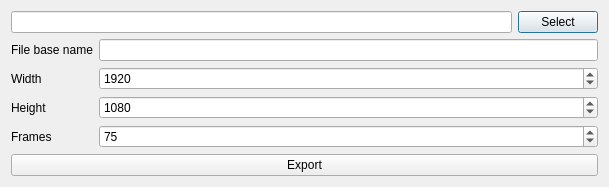
This is apps/viewer/ui/QDAFFDialogExport3DPlotImageSeries.ui in svn2github/opendaff as Qt 5 draws it before an edit. The edited form follows.
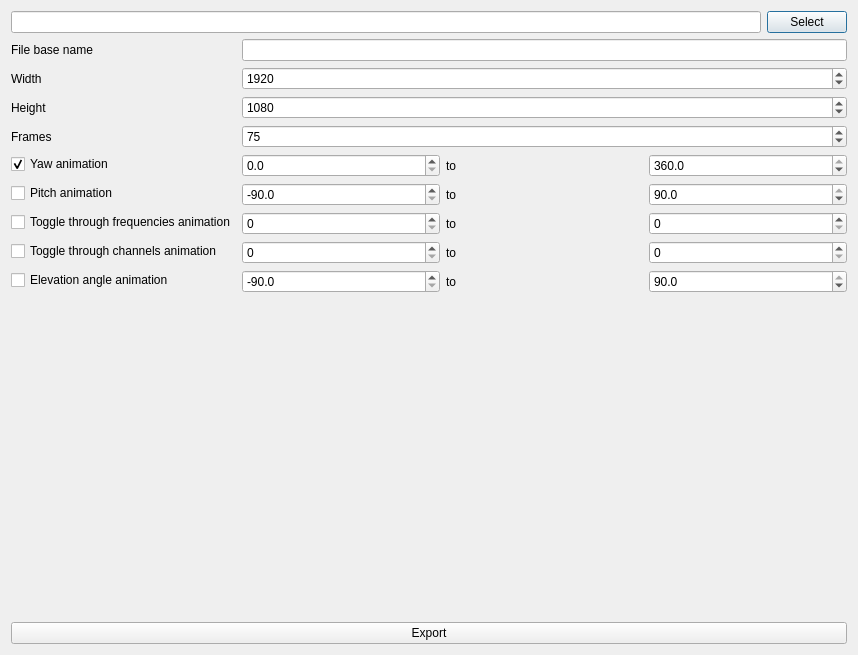
This is the edited form.

Commit message: General DAFF lib and DAFFViz lib improvements, moving spherical coordinate transform class into public interface, fixing test problems when linking dynamically, adding more image series config support in DAFFViewer UI.

```diff
--- a/apps/viewer/ui/QDAFFDialogExport3DPlotImageSeries.ui
+++ b/apps/viewer/ui/QDAFFDialogExport3DPlotImageSeries.ui
@@ -6,8 +6,8 @@
    <rect>
     <x>0</x>
     <y>0</y>
-    <width>609</width>
-    <height>144</height>
+    <width>858</width>
+    <height>655</height>
    </rect>
   </property>
   <property name="windowTitle">
@@ -132,6 +132,265 @@
        </property>
       </widget>
      </item>
+     <item row="4" column="0">
+      <widget class="QCheckBox" name="checkBox_yaw">
+       <property name="styleSheet">
+        <string notr="true">font: 12pt &quot;Calibri&quot;;</string>
+       </property>
+       <property name="text">
+        <string>Yaw animation</string>
+       </property>
+       <property name="checked">
+        <bool>true</bool>
+       </property>
+      </widget>
+     </item>
+     <item row="5" column="0">
+      <widget class="QCheckBox" name="checkBox_pitch">
+       <property name="styleSheet">
+        <string notr="true">font: 12pt &quot;Calibri&quot;;</string>
+       </property>
+       <property name="text">
+        <string>Pitch animation</string>
+       </property>
+      </widget>
+     </item>
+     <item row="6" column="0">
+      <widget class="QCheckBox" name="checkBox_frequencies">
+       <property name="styleSheet">
+        <string notr="true">font: 12pt &quot;Calibri&quot;;</string>
+       </property>
+       <property name="text">
+        <string>Toggle through frequencies animation</string>
+       </property>
+      </widget>
+     </item>
+     <item row="7" column="0">
+      <widget class="QCheckBox" name="checkBox_channels">
+       <property name="styleSheet">
+        <string notr="true">font: 12pt &quot;Calibri&quot;;</string>
+       </property>
+       <property name="text">
+        <string>Toggle through channels animation</string>
+       </property>
+      </widget>
+     </item>
+     <item row="8" column="0">
+      <widget class="QCheckBox" name="checkBox_ele">
+       <property name="styleSheet">
+        <string notr="true">font: 12pt &quot;Calibri&quot;;</string>
+       </property>
+       <property name="text">
+        <string>Elevation angle animation</string>
+       </property>
+      </widget>
+     </item>
+     <item row="4" column="1">
+      <layout class="QHBoxLayout" name="horizontalLayout_2">
+       <item>
+        <widget class="QDoubleSpinBox" name="doubleSpinBox_AnimationYawStart">
+         <property name="styleSheet">
+          <string notr="true">font: 12pt &quot;Calibri&quot;;</string>
+         </property>
+         <property name="decimals">
+          <number>1</number>
+         </property>
+         <property name="maximum">
+          <double>180.000000000000000</double>
+         </property>
+        </widget>
+       </item>
+       <item>
+        <widget class="QLabel" name="label_2">
+         <property name="styleSheet">
+          <string notr="true">font: 12pt &quot;Calibri&quot;;</string>
+         </property>
+         <property name="text">
+          <string>to</string>
+         </property>
+        </widget>
+       </item>
+       <item>
+        <widget class="QDoubleSpinBox" name="doubleSpinBox_AnimationYawEnd">
+         <property name="styleSheet">
+          <string notr="true">font: 12pt &quot;Calibri&quot;;</string>
+         </property>
+         <property name="decimals">
+          <number>1</number>
+         </property>
+         <property name="maximum">
+          <double>360.000000000000000</double>
+         </property>
+         <property name="value">
+          <double>360.000000000000000</double>
+         </property>
+        </widget>
+       </item>
+      </layout>
+     </item>
+     <item row="5" column="1">
+      <layout class="QHBoxLayout" name="horizontalLayout_3">
+       <item>
+        <widget class="QDoubleSpinBox" name="doubleSpinBox_AnimationPitchStart">
+         <property name="styleSheet">
+          <string notr="true">font: 12pt &quot;Calibri&quot;;</string>
+         </property>
+         <property name="decimals">
+          <number>1</number>
+         </property>
+         <property name="minimum">
+          <double>-90.000000000000000</double>
+         </property>
+         <property name="maximum">
+          <double>90.000000000000000</double>
+         </property>
+         <property name="value">
+          <double>-90.000000000000000</double>
+         </property>
+        </widget>
+       </item>
+       <item>
+        <widget class="QLabel" name="label_3">
+         <property name="styleSheet">
+          <string notr="true">font: 12pt &quot;Calibri&quot;;</string>
+         </property>
+         <property name="text">
+          <string>to</string>
+         </property>
+        </widget>
+       </item>
+       <item>
+        <widget class="QDoubleSpinBox" name="doubleSpinBox_AnimationPitchEnd">
+         <property name="styleSheet">
+          <string notr="true">font: 12pt &quot;Calibri&quot;;</string>
+         </property>
+         <property name="decimals">
+          <number>1</number>
+         </property>
+         <property name="minimum">
+          <double>-90.000000000000000</double>
+         </property>
+         <property name="maximum">
+          <double>90.000000000000000</double>
+         </property>
+         <property name="value">
+          <double>90.000000000000000</double>
+         </property>
+        </widget>
+       </item>
+      </layout>
+     </item>
+     <item row="6" column="1">
+      <layout class="QHBoxLayout" name="horizontalLayout_4">
+       <item>
+        <widget class="QSpinBox" name="spinBox_AnimationFreqStartIndex">
+         <property name="styleSheet">
+          <string notr="true">font: 12pt &quot;Calibri&quot;;</string>
+         </property>
+        </widget>
+       </item>
+       <item>
+        <widget class="QLabel" name="label_4">
+         <property name="styleSheet">
+          <string notr="true">font: 12pt &quot;Calibri&quot;;</string>
+         </property>
+         <property name="text">
+          <string>to</string>
+         </property>
+        </widget>
+       </item>
+       <item>
+        <widget class="QSpinBox" name="spinBox_AnimationFreqEndIndex">
+         <property name="styleSheet">
+          <string notr="true">font: 12pt &quot;Calibri&quot;;</string>
+         </property>
+        </widget>
+       </item>
+      </layout>
+     </item>
+     <item row="7" column="1">
+      <layout class="QHBoxLayout" name="horizontalLayout_5">
+       <item>
+        <widget class="QSpinBox" name="spinBox_AnimationChannelStartIndex">
+         <property name="styleSheet">
+          <string notr="true">font: 12pt &quot;Calibri&quot;;</string>
+         </property>
+        </widget>
+       </item>
+       <item>
+        <widget class="QLabel" name="label_5">
+         <property name="styleSheet">
+          <string notr="true">font: 12pt &quot;Calibri&quot;;</string>
+         </property>
+         <property name="text">
+          <string>to</string>
+         </property>
+        </widget>
+       </item>
+       <item>
+        <widget class="QSpinBox" name="spinBox_AnimationChannelEndIndex">
+         <property name="styleSheet">
+          <string notr="true">font: 12pt &quot;Calibri&quot;;</string>
+         </property>
+        </widget>
+       </item>
+      </layout>
+     </item>
+     <item row="8" column="1">
+      <layout class="QHBoxLayout" name="horizontalLayout_6">
+       <item>
+        <widget class="QDoubleSpinBox" name="doubleSpinBox_AnimationEleStart">
+         <property name="styleSheet">
+          <string notr="true">font: 12pt &quot;Calibri&quot;;</string>
+         </property>
+         <property name="decimals">
+          <number>1</number>
+         </property>
+         <property name="minimum">
+          <double>-90.000000000000000</double>
+         </property>
+         <property name="maximum">
+          <double>90.000000000000000</double>
+         </property>
+         <property name="value">
+          <double>-90.000000000000000</double>
+         </property>
+        </widget>
+       </item>
+       <item>
+        <widget class="QLabel" name="label_6">
+         <property name="styleSheet">
+          <string notr="true">font: 12pt &quot;Calibri&quot;;</string>
+         </property>
+         <property name="text">
+          <string>to</string>
+         </property>
+        </widget>
+       </item>
+       <item>
+        <widget class="QDoubleSpinBox" name="doubleSpinBox_AnimationEleEnd">
+         <property name="layoutDirection">
+          <enum>Qt::LeftToRight</enum>
+         </property>
+         <property name="styleSheet">
+          <string notr="true">font: 12pt &quot;Calibri&quot;;</string>
+         </property>
+         <property name="decimals">
+          <number>1</number>
+         </property>
+         <property name="maximum">
+          <double>90.000000000000000</double>
+         </property>
+         <property name="singleStep">
+          <double>1.000000000000000</double>
+         </property>
+         <property name="value">
+          <double>90.000000000000000</double>
+         </property>
+        </widget>
+       </item>
+      </layout>
+     </item>
     </layout>
    </item>
    <item>
```
Left out of the diff: 2 changed lines with no effect on the pictures. The commit also changes 21 other files.
